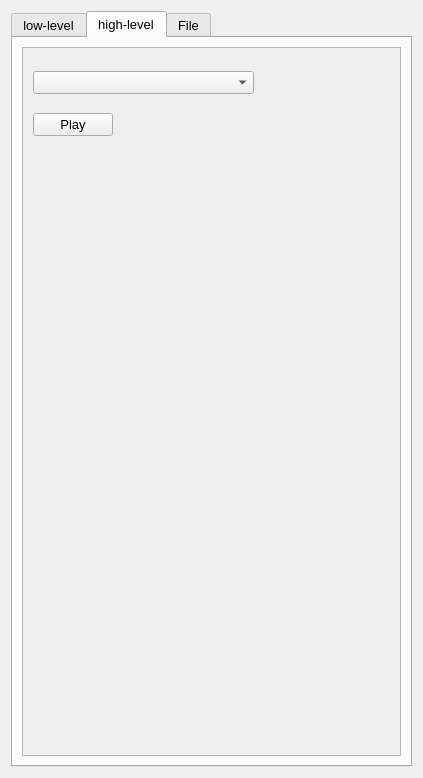
This is examples/hapticsplayer/hapticsplayer.ui in qtproject/qt-mobility as Qt 5 draws it before an edit. The edited form follows.
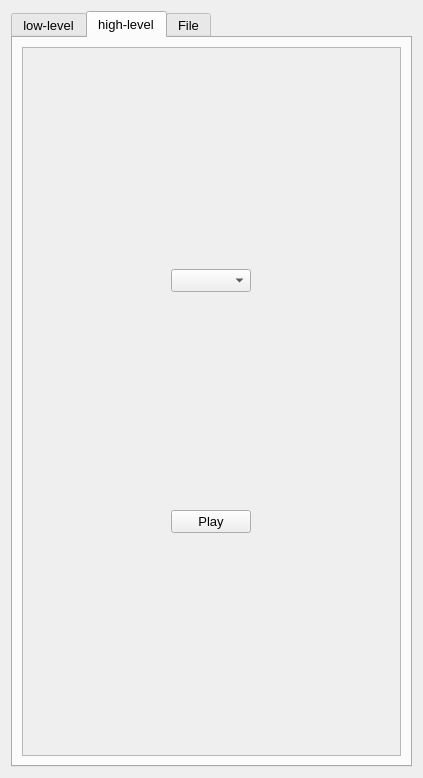
This is the edited form. The open tabs and pages were chosen to show the change.

Commit message: Symbian: Modifed example to work on non-touch Symbian devices

Diff of the .ui file:
```diff
--- a/examples/hapticsplayer/hapticsplayer.ui
+++ b/examples/hapticsplayer/hapticsplayer.ui
@@ -488,15 +488,8 @@
             <height>695</height>
            </rect>
           </property>
-          <widget class="QWidget" name="layoutWidget">
-           <property name="geometry">
-            <rect>
-             <x>10</x>
-             <y>10</y>
-             <width>221</width>
-             <height>92</height>
-            </rect>
-           </property>
+          <layout class="QHBoxLayout" name="horizontalLayout">
+           <item>
            <layout class="QVBoxLayout" name="verticalLayout_8">
             <item>
              <widget class="QComboBox" name="instantEffect"/>
@@ -515,7 +508,8 @@
              </widget>
             </item>
            </layout>
-          </widget>
+           </item>
+          </layout>
          </widget>
         </widget>
        </item>
```
Left out of the diff: 14 changed lines with no effect on the pictures. Lines whose indentation alone changed are shown as unchanged. The commit also changes 2 other files.
